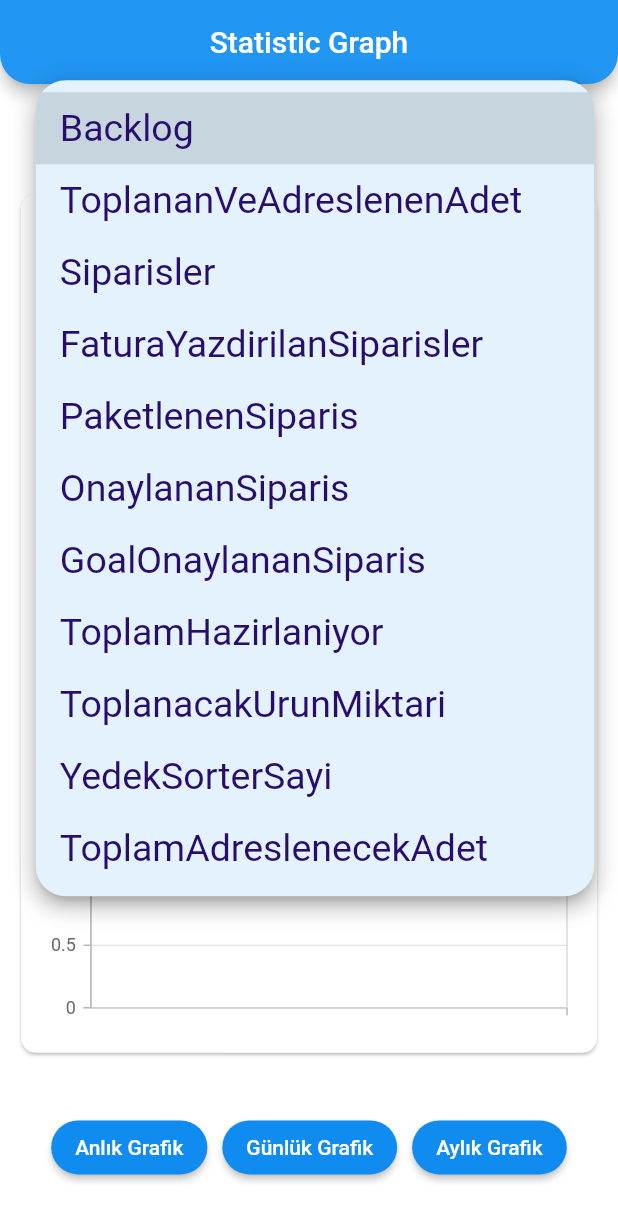
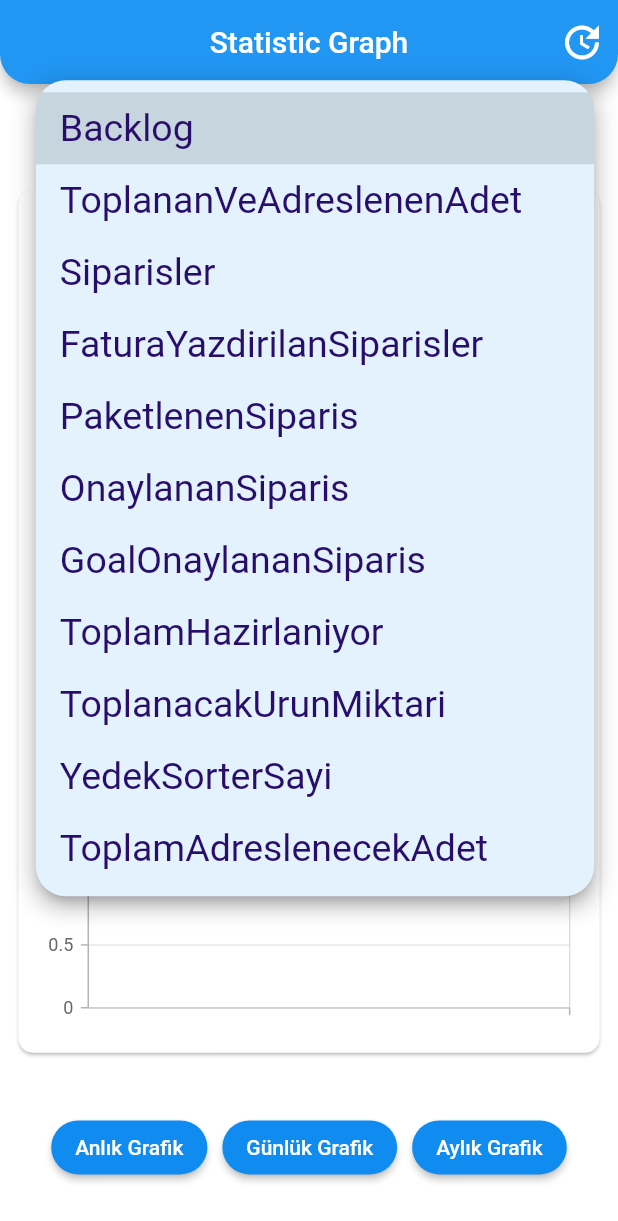
Before and after one commit to Onurryilmazz/LcwLeoApi, a Flutter app: the screen it shows after launch, after a tap on "Backlog", on a phone screen of 412 x 824 dp. Shown: the top 1221 px of the screen. Run offline on Flutter 3.47's test engine with Material 2 defaults, Android fonts, the phone set to English and light mode, and no system bars; our stand-ins replace dio, syncfusion_flutter_charts; network calls fail.

Commit message:
add Time Interval operations

```diff
--- a/lib/languages/languages.dart
+++ b/lib/languages/languages.dart
@@ -59,6 +59,25 @@ Map DropDownProperty = {
   },
 };
 
+Map TimeInterval = {
+  "AllTime" : "Tüm Zamanlar",
+  "LastYear" : {
+    "TimeInterval":366,
+     "Name" : "Son 1 Yıl"},
+  "Last6Month" : {
+    "TimeInterval":183,
+     "Name" : "Son 6 Ay"},
+  "Last3Month" : {
+    "TimeInterval": 92,
+     "Name" : "Son 3 Ay"},
+  'Last1Month' : {
+    "TimeInterval":31,
+     "Name" : "Son 1 Ay"},
+  "Last1Week" : {
+    "TimeInterval": 7,
+     "Name" : "Son 1 Hafta"},
+};
+
 class ProjectText{
   String DefaultDropDownText = 'Backlog';
   String DefaultProperty = 'Backlog';
--- a/lib/state/graph.dart
+++ b/lib/state/graph.dart
@@ -46,8 +46,7 @@ class DrawGraphNow extends StatelessWidget {
             xValueMapper: (ChartDataNow data, _) => data.dateTime,
             yValueMapper: (ChartDataNow data, _) => data.count,
             enableTooltip: true,
-
-
+            markerSettings: MarkerSettings(isVisible: CharDataNow.length < 10 ? true:false)
       )]
       ,
       ),
@@ -96,8 +95,8 @@ class DrawGraphDaySum extends StatelessWidget {
             dataSource: CharDataDay,
             xValueMapper: (ChartDataDay data, _) => data.day,
             yValueMapper: (ChartDataDay data, _) => data.count,
-            enableTooltip: true
-
+            enableTooltip: true,
+            markerSettings: MarkerSettings(isVisible: CharDataDay.length < 10 ? true:false)
       )]
       ,
       ),
--- a/lib/view/statistics.dart
+++ b/lib/view/statistics.dart
@@ -1,17 +1,13 @@
 import 'dart:async';
-import 'dart:convert';
 
 import 'package:dio/dio.dart';
 import 'package:flutter/material.dart';
 import 'package:statistics_project/models/statistic_model.dart';
-import 'package:statistics_project/state/data/create_data.dart';
 import 'package:statistics_project/state/graph_class.dart';
 
 import '../controller/controller.dart';
 import '../languages/languages.dart';
-import '../services/services.dart';
 import '../state/graph.dart';
-import 'package:http/http.dart' as http;
 
 class StatisticsAnalysis extends StatefulWidget {
   const StatisticsAnalysis({Key? key}) : super(key: key);
@@ -22,7 +18,8 @@ class StatisticsAnalysis extends StatefulWidget {
 
 class _StatisticsAnalysisState extends State<StatisticsAnalysis> {
 
-  late final List<Statistics> fakeStatisticsData = [];
+  List<Statistics> StatisticsData = [];
+  List<Statistics> Data = [];
   late Widget? _Graph = const _WelcomeWidget();
   late List<ChartDataNow> CharDataNow = [];
   late List<ChartDataDay> CharDataDay = [];
@@ -30,6 +27,8 @@ class _StatisticsAnalysisState extends State<StatisticsAnalysis> {
   String property = ProjectText().DefaultProperty;
   String property2 = ProjectText().DefaultProperty2;
   String dropDownItem = ProjectText().DefaultDropDownText;
+  String timeInterval = 'allTime';
+
 
 
 
@@ -37,18 +36,36 @@ class _StatisticsAnalysisState extends State<StatisticsAnalysis> {
   var response = await Dio().get("https://mocki.io/v1/be763439-3c7c-4c72-b0dd-5c3d0efd1c18");
   var data = response.data.map((e) => Statistics.fromJson(e)).toList();
   for (var element in data) {
-    fakeStatisticsData.add(element);
+    Data.add(element);
   }
-}
+  }
+
+
+  List<Statistics> FilterTimeInterval(String timeInterval){
+    DateTime NowDate = DateTime.now();
+    List<Statistics> StatisticsDataWithTimeInterval = [];
+
+    if (timeInterval == "allTime"){
+      return Data;
+    }
+
+    for (var element in Data) {
+      var elementDate = element.dateTime?? DateTime.now().toString();
+      if (NowDate.difference(DateTime.parse(elementDate)).inDays < TimeInterval[timeInterval]["TimeInterval"]) {
+        StatisticsDataWithTimeInterval.add(element);
+      }
+    }
+    return StatisticsDataWithTimeInterval;
+  }
 
 
   @override
   void initState() {
-    // fakeStatisticsData = CreateData().CreateDataValue();
     fetchStudentItem();
+    StatisticsData = Data;
     Timer(const Duration(seconds:2),(){
           setState(() {
-            CharDataNow = CreateChartDataNow(fakeStatisticsData,property,property2);
+            CharDataNow = CreateChartDataNow(StatisticsData,property,property2);
             _Graph = DrawGraphNow(CharDataNow: CharDataNow,Property: property,GraphType:'Anlık');
           });
     });
@@ -59,15 +76,15 @@ class _StatisticsAnalysisState extends State<StatisticsAnalysis> {
   void _changeGraph(String ButtonName){
         setState(() {
           if (ButtonName == ProjectButtonName().DayButton) {
-            CharDataDay = CreateChartDataDay(fakeStatisticsData,property,property2);
+            CharDataDay = CreateChartDataDay(StatisticsData,property,property2);
             _Graph = DrawGraphDaySum(CharDataDay: CharDataDay,Property:property,GraphType : 'Günlük' );
           }
           else if (ButtonName == ProjectButtonName().NowButton){
-            CharDataNow = CreateChartDataNow(fakeStatisticsData,property,property2);
+            CharDataNow = CreateChartDataNow(StatisticsData,property,property2);
             _Graph = DrawGraphNow(CharDataNow: CharDataNow,Property:property,GraphType : 'Anlık' );
           }
           else if(ButtonName == ProjectButtonName().MonthButton){
-            CharDataMonth = CreateChartDataMonth(fakeStatisticsData,property,property2);
+            CharDataMonth = CreateChartDataMonth(StatisticsData,property,property2);
             _Graph = DrawGraphDaySumMonth(CharDataMonth: CharDataMonth,Property:property,GraphType : 'Aylık' );
           }
         });
@@ -77,7 +94,8 @@ class _StatisticsAnalysisState extends State<StatisticsAnalysis> {
         setState(() {
           property = DropDownProperty[DropDownItem]['propertyFather'];
           property2 = DropDownProperty[DropDownItem]['propertyChild'];
-          CharDataNow = CreateChartDataNow(fakeStatisticsData,property,property2);
+          StatisticsData = FilterTimeInterval(timeInterval);
+          CharDataNow = CreateChartDataNow( StatisticsData,property,property2);
           _Graph = DrawGraphNow(CharDataNow: CharDataNow,Property: property,GraphType: 'Anlık',);
         });
   }
@@ -86,14 +104,20 @@ class _StatisticsAnalysisState extends State<StatisticsAnalysis> {
   @override
   Widget build(BuildContext context) {
     return Scaffold(
-      appBar: AppBar(title:Text(ProjectText().AppBarTitle),centerTitle: true,),
+      appBar: AppBar(
+        title:Text(ProjectText().AppBarTitle),centerTitle: true,
+        actions: _TimeIntervalPopUpMenu
+        ),
       body: Column(
         children: [
           Expanded(child: DropDownList()),
           Expanded(
             flex: 10,
             child: Padding(
-              padding: const EdgeInsets.only(top: 10,left:10,right: 10),
+              padding: EdgeInsets.only(
+                top: MediaQuery.of(context).size.width * 0.017,
+                left:MediaQuery.of(context).size.width * 0.02,
+                right: MediaQuery.of(context).size.width * 0.02),
               child: Card(
                 shape: RoundedRectangleBorder(borderRadius: BorderRadius.circular(10)),
                 child: _Graph?? Text(ProjectText().GraphErrorMessage)
@@ -116,6 +140,35 @@ class _StatisticsAnalysisState extends State<StatisticsAnalysis> {
     );
   }
 
+  List<Widget> get _TimeIntervalPopUpMenu {
+    return <Widget>[PopupMenuButton(
+        icon: const Icon(Icons.update_outlined),
+        iconSize: 30,
+        color: Colors.blue[50],
+        shape: const RoundedRectangleBorder(
+          borderRadius: BorderRadius.all(
+               Radius.circular(20.0),
+          ),
+        ),
+        itemBuilder:
+        ((context) => [
+          PopupMenuItem(value: 'allTime',child: Text(TimeInterval["AllTime"]),),
+          PopupMenuItem(value: 'LastYear',child: Text(TimeInterval["LastYear"]["Name"])),
+          PopupMenuItem(value: 'Last6Month', child: Text(TimeInterval["Last6Month"]["Name"])),
+          PopupMenuItem(value: 'Last3Month',child: Text(TimeInterval["Last3Month"]["Name"])),
+          PopupMenuItem(value: 'Last1Month',child: Text(TimeInterval["Last1Month"]["Name"])),
+          PopupMenuItem(value: 'Last1Week',child: Text(TimeInterval["Last1Week"]["Name"]))
+          ]),
+          onSelected: (String SelectedTime) {
+            setState(() {
+              timeInterval = SelectedTime;
+              StatisticsData = FilterTimeInterval(timeInterval);
+              CharDataNow = CreateChartDataNow(StatisticsData,property,property2);
+               _Graph = DrawGraphNow(CharDataNow: CharDataNow,Property: property,GraphType: 'Anlık',);
+            });
+          },)];
+  }
+
 
   DropdownButton<String> DropDownList() {
     return DropdownButton(
@@ -135,6 +188,7 @@ class _StatisticsAnalysisState extends State<StatisticsAnalysis> {
             onChanged: (String? newValue) {
               setState(() {
                 dropDownItem = newValue!;
+                timeInterval = "allTime";
                 _changeGraphProperty(dropDownItem);
               });
 
@@ -143,7 +197,7 @@ class _StatisticsAnalysisState extends State<StatisticsAnalysis> {
   }
 
   Padding _grafphbutton(String ButtonText, String ButtonOperation) => Padding(
-    padding: const EdgeInsets.all(5.0),
+    padding:  EdgeInsets.all(5.0),
     child: ElevatedButton(
       style : ElevatedButton.styleFrom(
         primary: const Color.fromARGB(255, 16, 139, 240),
```
